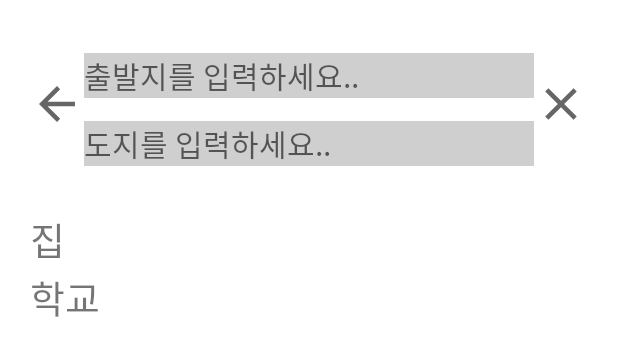
After one commit to alom-sasha/android, an Android app: the layout fragment_set_origin_destination_page.xml on its own in the app's theme, with its tools: preview values and no code run, on a phone screen of 412 x 824 dp. The commit adds this screen. Shown: the top 356 px of the screen. Run offline under Robolectric (Android 15) with nearby library versions, the phone set to English and light mode, and no system bars.

Commit message:
출발지 목적지 설정화면

```diff
--- a/app/src/main/java/com/example/sasha/MainActivity.java
+++ b/app/src/main/java/com/example/sasha/MainActivity.java
@@ -9,28 +9,18 @@ import androidx.fragment.app.FragmentTransaction;
 
 import android.Manifest;
 import android.content.Context;
-import android.content.pm.PackageInfo;
 import android.content.pm.PackageManager;
-import android.content.pm.Signature;
 import android.graphics.Color;
 import android.os.Bundle;
-import android.util.Base64;
 import android.util.Log;
 import android.view.MenuItem;
 import android.view.View;
 import android.widget.Button;
-import android.widget.CompoundButton;
-import android.widget.Switch;
-import android.widget.Toast;
+import android.widget.EditText;
 
 import com.google.android.gms.tasks.OnCompleteListener;
-import com.google.android.gms.tasks.OnFailureListener;
-import com.google.android.gms.tasks.OnSuccessListener;
 import com.google.android.gms.tasks.Task;
 import com.google.android.material.bottomnavigation.BottomNavigationView;
-import com.google.firebase.firestore.CollectionReference;
-import com.google.firebase.firestore.DocumentReference;
-import com.google.firebase.firestore.DocumentSnapshot;
 import com.google.firebase.firestore.FirebaseFirestore;
 import com.google.firebase.firestore.QueryDocumentSnapshot;
 import com.google.firebase.firestore.QuerySnapshot;
@@ -44,11 +34,8 @@ import com.naver.maps.map.overlay.Marker;
 import com.naver.maps.map.overlay.OverlayImage;
 import com.naver.maps.map.util.FusedLocationSource;
 
-import java.security.MessageDigest;
-import java.security.NoSuchAlgorithmException;
 import java.util.ArrayList;
 import java.util.HashMap;
-import java.util.Iterator;
 import java.util.Map;
 
 public class MainActivity extends AppCompatActivity implements OnMapReadyCallback {
@@ -209,6 +196,17 @@ public class MainActivity extends AppCompatActivity implements OnMapReadyCallbac
             }
         });
 
+
+        EditText edittext_destination = (EditText) findViewById(R.id.edittext_destination);
+        edittext_destination.setOnClickListener(new View.OnClickListener() {
+            @Override
+            public void onClick(View v) {
+                FragmentTransaction fragmentTransaction = getSupportFragmentManager().beginTransaction();
+                SetOriginDestinationFregment fragment = new SetOriginDestinationFregment();
+            }
+        });
+
+
         // 지도
         FragmentManager fm = getSupportFragmentManager();
         MapFragment mapFragment = (MapFragment) fm.findFragmentById(R.id.map);
@@ -229,6 +227,8 @@ public class MainActivity extends AppCompatActivity implements OnMapReadyCallbac
         Button btn_alarmbell_onoff = (Button) findViewById(R.id.btn_alarmbell_onoff);
         Button btn_mode_onoff = (Button) findViewById(R.id.btn_mode_onoff);
 
+        EditText edittext_destination = (EditText) findViewById(R.id.edittext_destination);
+
         String tag = String.valueOf(id);
         FragmentManager fragmentManager = getSupportFragmentManager();
         FragmentTransaction fragmentTransaction = fragmentManager.beginTransaction();
@@ -240,8 +240,10 @@ public class MainActivity extends AppCompatActivity implements OnMapReadyCallbac
 
         Fragment fragment = fragmentManager.findFragmentByTag(tag);
         if (fragment == null) {
+            edittext_destination.setVisibility(View.INVISIBLE);
             if (id == R.id.ic_map) {
                 fragment = new MapPageFragment();
+                edittext_destination.setVisibility(View.VISIBLE);
             } else if (id == R.id.ic_alert) {
                 button_setInvisible(btn_alarmbell_onoff, btn_cctv_onoff, btn_light_onoff,btn_mode_onoff, btn_police_onoff, btn_safeguard_onoff);
                 fragment = new AlertPageFragment();
@@ -260,8 +262,10 @@ public class MainActivity extends AppCompatActivity implements OnMapReadyCallbac
             fragmentTransaction.show(fragment);
             if (id == R.id.ic_map) {
                 button_setVisible(btn_alarmbell_onoff, btn_cctv_onoff, btn_light_onoff,btn_mode_onoff, btn_police_onoff, btn_safeguard_onoff);
+                edittext_destination.setVisibility(View.VISIBLE);
             } else{
                 button_setInvisible(btn_alarmbell_onoff, btn_cctv_onoff, btn_light_onoff,btn_mode_onoff, btn_police_onoff, btn_safeguard_onoff);
+                edittext_destination.setVisibility(View.INVISIBLE);
             }
         }
 
--- /dev/null
+++ b/app/src/main/java/com/example/sasha/SetOriginDestinationFregment.java
@@ -0,0 +1,20 @@
+package com.example.sasha;
+
+import android.os.Bundle;
+
+import androidx.fragment.app.Fragment;
+
+import android.view.LayoutInflater;
+import android.view.View;
+import android.view.ViewGroup;
+
+public class SetOriginDestinationFregment extends Fragment {
+
+
+    @Override
+    public View onCreateView(LayoutInflater inflater, ViewGroup container,
+                             Bundle savedInstanceState) {
+        // Inflate the layout for this fragment
+        return inflater.inflate(R.layout.fragment_set_origin_destination_page, container, false);
+    }
+}
--- /dev/null
+++ b/app/src/main/res/drawable-mdpi/baseline_arrow_back_36.xml
@@ -0,0 +1,11 @@
+<vector xmlns:android="http://schemas.android.com/apk/res/android"
+    android:width="36dp"
+    android:height="36dp"
+    android:viewportWidth="36"
+    android:viewportHeight="36"
+    android:tint="?attr/colorControlNormal"
+    android:autoMirrored="true">
+  <path
+      android:fillColor="@android:color/white"
+      android:pathData="M30,16.5H11.74l8.38,-8.38L18,6 6,18l12,12 2.12,-2.12 -8.38,-8.38H30v-3z"/>
+</vector>
--- /dev/null
+++ b/app/src/main/res/drawable-mdpi/baseline_close_36.xml
@@ -0,0 +1,10 @@
+<vector xmlns:android="http://schemas.android.com/apk/res/android"
+    android:width="36dp"
+    android:height="36dp"
+    android:viewportWidth="36"
+    android:viewportHeight="36"
+    android:tint="?attr/colorControlNormal">
+  <path
+      android:fillColor="@android:color/white"
+      android:pathData="M28.5,9.62L26.38,7.5 18,15.88 9.62,7.5 7.5,9.62 15.88,18 7.5,26.38l2.12,2.12L18,20.12l8.38,8.38 2.12,-2.12L20.12,18z"/>
+</vector>
--- a/app/src/main/res/layout/activity_main.xml
+++ b/app/src/main/res/layout/activity_main.xml
@@ -76,7 +76,6 @@
         <!--body-->
 
 
-
         <FrameLayout
             android:id="@+id/content_layout"
             android:layout_width="match_parent"
@@ -84,6 +83,19 @@
             android:layout_below="@+id/relLayout1"
             android:layout_above="@+id/relLayout3"
             >
+
+            <EditText
+                android:id="@+id/edittext_destination"
+                android:layout_width="match_parent"
+                android:layout_height="wrap_content"
+                android:layout_margin="20dp"
+                android:textSize="20sp"
+                android:background="@color/grey"
+                android:hint="목적지를 입력하세요.."
+
+                >
+
+            </EditText>
 
 
 
--- /dev/null
+++ b/app/src/main/res/layout/fragment_set_origin_destination_page.xml
@@ -0,0 +1,77 @@
+<?xml version="1.0" encoding="utf-8"?>
+<FrameLayout xmlns:android="http://schemas.android.com/apk/res/android"
+    xmlns:tools="http://schemas.android.com/tools"
+    android:layout_width="match_parent"
+    android:layout_height="match_parent"
+    tools:context=".SetOriginDestinationFregment">
+    <LinearLayout
+        android:layout_width="match_parent"
+        android:layout_height="match_parent"
+        android:orientation="vertical">
+
+        <LinearLayout
+            android:layout_width="match_parent"
+            android:layout_height="wrap_content"
+            android:orientation="horizontal"
+            android:gravity="center">
+
+            <TextView
+                android:drawableLeft="@drawable/baseline_arrow_back_36"
+                android:layout_width="wrap_content"
+                android:layout_height="wrap_content"
+                android:textSize="40sp"/>
+
+            <RelativeLayout
+                android:layout_width="wrap_content"
+                android:layout_height="140dp">
+                <EditText
+                    android:id="@+id/edittext_origin"
+                    android:layout_width="300dp"
+                    android:layout_height="30dp"
+                    android:layout_marginTop="35dp"
+                    android:textSize="20sp"
+                    android:background="@color/grey"
+                    android:hint="출발지를 입력하세요..">
+
+                </EditText>
+
+                <EditText
+                    android:id="@+id/edittext_destination"
+                    android:layout_below="@+id/edittext_origin"
+                    android:layout_width="300dp"
+                    android:layout_height="30dp"
+                    android:layout_marginTop="15dp"
+                    android:textSize="20sp"
+                    android:background="@color/grey"
+                    android:hint="도지를 입력하세요..">
+                </EditText>
+
+            </RelativeLayout>
+            <TextView
+                android:id="@+id/cancel_button"
+                android:drawableLeft="@drawable/baseline_close_36"
+                android:layout_width="wrap_content"
+                android:layout_height="wrap_content"
+                android:textSize="40sp"/>
+        </LinearLayout>
+        <LinearLayout
+            android:layout_width="match_parent"
+            android:layout_height="match_parent"
+            android:orientation="vertical"
+            android:layout_marginHorizontal="20dp">
+
+            <TextView
+                android:layout_width="match_parent"
+                android:layout_height="wrap_content"
+                android:textSize="25sp"
+                android:text="집"/>
+
+            <TextView
+                android:layout_width="match_parent"
+                android:layout_height="wrap_content"
+                android:textSize="25sp"
+                android:text="학교"/>
+
+        </LinearLayout>
+    </LinearLayout>
+</FrameLayout>
```
